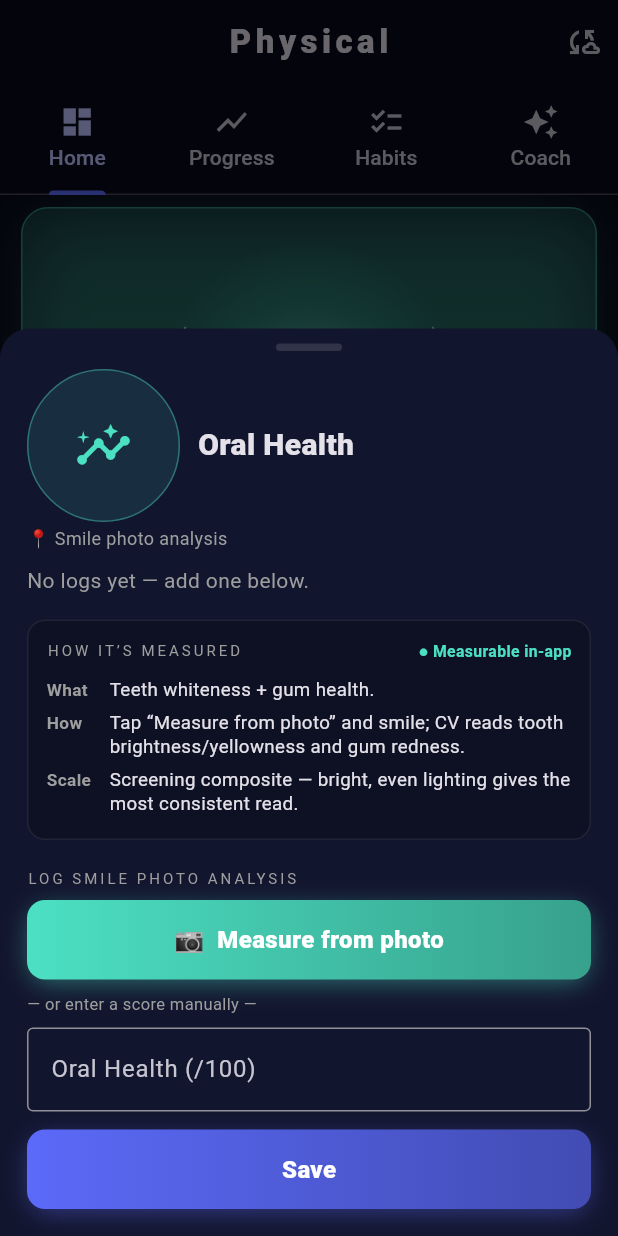
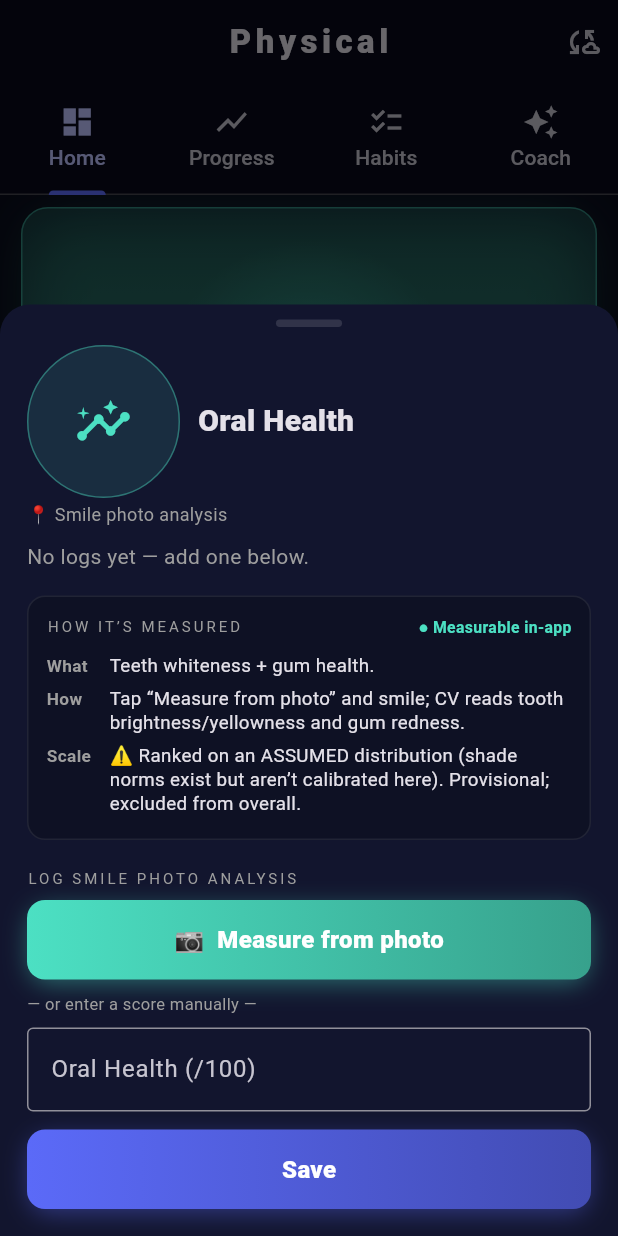
Before and after one commit to erolcem/physical, a Flutter app: the screen it shows after launch, after a tap on the "sentiment very satisfied" icon, on a phone screen of 412 x 824 dp. Run offline on Flutter 3.47's test engine with Material 3 defaults, Android fonts, the phone set to English and light mode, and no system bars; our stand-ins replace fl_chart, flutter_local_notifications, flutter_riverpod, flutter_timezone, image_picker, shared_preferences and 1 more; missing offline and left inert: record.

Commit message:
feat(aesthetics): rank all six — skin/oral/hair/grooming on provisional distributions
Per the "rank all, warn, remove later if it doesn't land" call: skin, oral, hair and
grooming are now ranked on their measured /100 against ASSUMED, uncalibrated Normal
distributions (no validated population data for the measured quantity) — all flagged
provisional (drives the ⚠ in the detail sheet) and excluded from the overall score.
Guides updated with explicit ⚠ wording.

Backend parity: registry synced to metrics.dart (body_fat_pct→recovery, +pushups/
sprint_100m, +ranked aesthetics) and compute_ranks now excludes aesthetics from the
overall (mirrors the app's overallProvider) while still ranking them individually + by
category. Engine standards added in both engines; golden vectors regenerated; ranks
tests updated + an overall-exclusion test added.

All six aesthetics now ranked: eye/voice (real distributions), skin/oral/hair/grooming
(provisional). 217 Flutter + 73 backend tests, 0 analyzer issues.

Co-Authored-By: Claude Opus 4.8 <noreply@anthropic.com>

```diff
--- a/lib/data/aesthetic_guides.dart
+++ b/lib/data/aesthetic_guides.dart
@@ -28,25 +28,25 @@ const Map<String, AestheticGuide> aestheticGuides = {
   'hair': AestheticGuide(
     what: 'Scalp hair coverage (a density proxy).',
     how: 'Tap “Measure from photo” and take a close-up of the scalp; CV measures dark-strand coverage of the patch.',
-    anchor: 'Coverage % of the photographed area. (True hairs/cm² needs a macro lens + scale.)',
+    anchor: '⚠ Ranked on an ASSUMED distribution (true norm is hairs/cm² via macro lens). Provisional; excluded from overall.',
     status: MeasureStatus.ready,
   ),
   'skin': AestheticGuide(
     what: 'Skin clarity, evenness and blemishes.',
     how: 'Tap “Measure from photo” and face the camera; CV reads redness patchiness, tone evenness and blemish density on skin pixels.',
-    anchor: 'Screening composite (no clinical absolute) — track the trend, lighting matters.',
+    anchor: '⚠ Ranked on an ASSUMED distribution (no validated population data). Provisional; excluded from overall; lighting matters.',
     status: MeasureStatus.ready,
   ),
   'oral': AestheticGuide(
     what: 'Teeth whiteness + gum health.',
     how: 'Tap “Measure from photo” and smile; CV reads tooth brightness/yellowness and gum redness.',
-    anchor: 'Screening composite — bright, even lighting gives the most consistent read.',
+    anchor: '⚠ Ranked on an ASSUMED distribution (shade norms exist but aren’t calibrated here). Provisional; excluded from overall.',
     status: MeasureStatus.ready,
   ),
   'grooming': AestheticGuide(
     what: 'Overall upkeep.',
     how: 'Tap “Grooming check” and rate each domain — haircut, facial/body hair, nails, brows — for a weighted score.',
-    anchor: 'No clinical norm exists — an honest structured self-rating.',
+    anchor: '⚠ Ranked on an ASSUMED distribution (no clinical norm; informed by ~5/10 crowd ratings). Provisional; excluded from overall.',
     status: MeasureStatus.manual,
   ),
 };
--- a/lib/data/metrics.dart
+++ b/lib/data/metrics.dart
@@ -89,16 +89,16 @@ const List<MetricDef> metrics = [
 
   // ── TRACKED · Aesthetics (unranked by design — no defensible population
   //    distribution; ranking appearance is a wellbeing risk. Graphs only.) ──
-  MetricDef('skin', 'Skin Health', 'aesthetics', MetricTier.tracked, '/100',
-      exercise: 'Selfie skin analysis'),
-  MetricDef('oral', 'Oral Health', 'aesthetics', MetricTier.tracked, '/100',
-      exercise: 'Smile photo analysis'),
+  MetricDef('skin', 'Skin Health', 'aesthetics', MetricTier.ranked, '/100',
+      exercise: 'Selfie skin analysis', provisional: true),
+  MetricDef('oral', 'Oral Health', 'aesthetics', MetricTier.ranked, '/100',
+      exercise: 'Smile photo analysis', provisional: true),
   MetricDef('eye', 'Eye Health', 'aesthetics', MetricTier.ranked, 'logMAR',
       exercise: 'In-app acuity test', provisional: true),
-  MetricDef('hair', 'Hair Density', 'aesthetics', MetricTier.tracked, '/100',
-      exercise: 'Scalp photo (coverage)'),
-  MetricDef('grooming', 'Grooming', 'aesthetics', MetricTier.tracked, '/100',
-      exercise: 'Self-checklist'),
+  MetricDef('hair', 'Hair Density', 'aesthetics', MetricTier.ranked, '/100',
+      exercise: 'Scalp photo (coverage)', provisional: true),
+  MetricDef('grooming', 'Grooming', 'aesthetics', MetricTier.ranked, '/100',
+      exercise: 'Self-checklist', provisional: true),
   MetricDef('voice', 'Voice Quality', 'aesthetics', MetricTier.ranked, 'AVQI',
       exercise: 'Mic recording (Praat)', provisional: true),
 
--- a/lib/engine/rank_engine.dart
+++ b/lib/engine/rank_engine.dart
@@ -209,6 +209,17 @@ final Map<String, Standard> standards = {
   'voice': const Standard('voice', -1, false, Dist('normal', 2.3, 0.8),
       'Acoustic Voice Quality Index (lower better); healthy mean 2.3±0.8 (Maryn), '
       'vowel-only approximation — provisional'),
+  // Photo/self-rating aesthetics — ranked on the measured 0–100 against ASSUMED,
+  // uncalibrated distributions (no validated population data for the measured quantity).
+  // Strongly provisional — the rank is indicative, not a true percentile.
+  'skin': const Standard('skin', 1, false, Dist('normal', 62.0, 16.0),
+      'CV skin composite /100 — ASSUMED distribution, uncalibrated, provisional'),
+  'oral': const Standard('oral', 1, false, Dist('normal', 60.0, 16.0),
+      'CV oral composite /100 — ASSUMED distribution (shade norms exist but uncalibrated here), provisional'),
+  'hair': const Standard('hair', 1, false, Dist('normal', 72.0, 15.0),
+      'scalp hair coverage /100 — ASSUMED distribution (true norm is hairs/cm²), provisional'),
+  'grooming': const Standard('grooming', 1, false, Dist('normal', 62.0, 18.0),
+      'grooming self-rating /100 — ASSUMED distribution (informed by ~5/10 crowd ratings), provisional'),
   'eye': const Standard('eye', -1, false, Dist('normal', 0.05, 0.15),
       'visual acuity logMAR (lower better); general young-male presenting acuity '
       '(median just below 20/20 from uncorrected error); best-corrected ≈ -0.14, provisional'),
```
Also changed, not shown: 6 other files.
